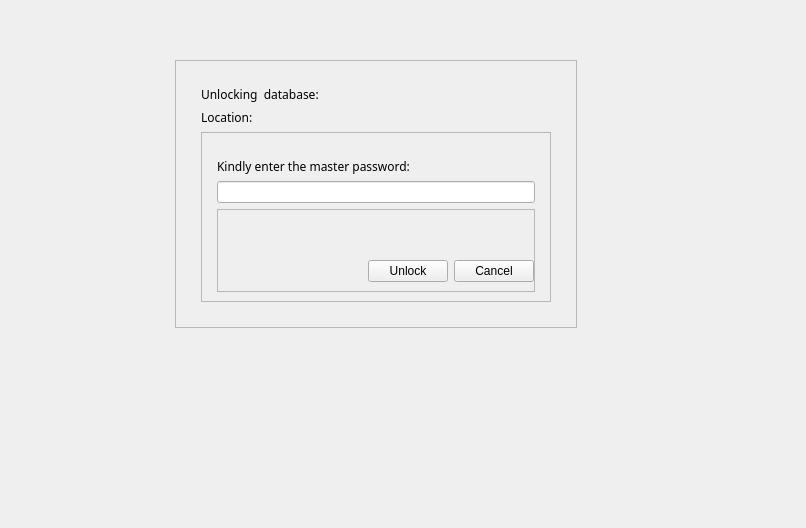
First picture: the form in unlockdb.ui, repository Quinz7339/CIPM, before the edit.
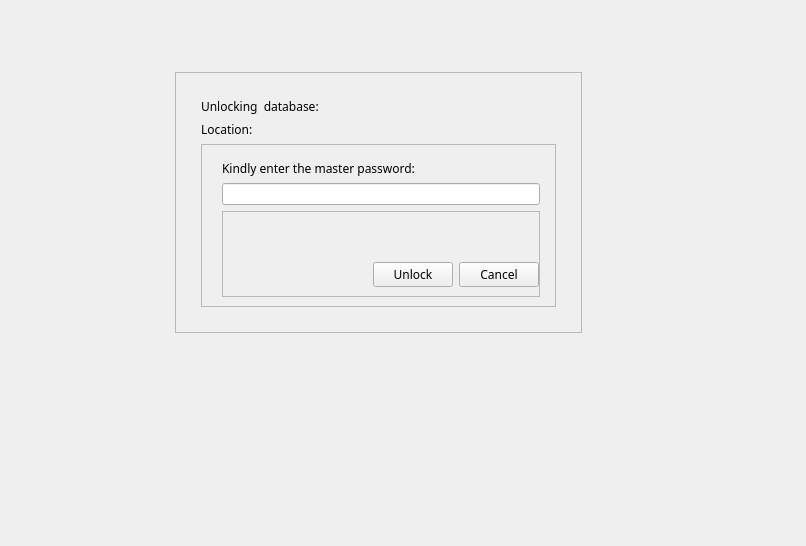
Second picture: the form after the edit. Icons and pictures are not drawn.

```diff
--- a/unlockdb.ui
+++ b/unlockdb.ui
@@ -7,7 +7,7 @@
     <x>0</x>
     <y>0</y>
     <width>806</width>
-    <height>524</height>
+    <height>546</height>
    </rect>
   </property>
   <property name="windowTitle">
@@ -67,6 +67,9 @@
         <property name="text">
          <string>Unlocking &lt;filename&gt; database:</string>
         </property>
+        <property name="margin">
+         <number>8</number>
+        </property>
        </widget>
       </item>
       <item>
@@ -80,7 +83,7 @@
          <string>Location: &lt;insert text here&gt;</string>
         </property>
         <property name="margin">
-         <number>0</number>
+         <number>8</number>
         </property>
         <property name="indent">
          <number>0</number>
@@ -100,10 +103,10 @@
         </property>
         <layout class="QVBoxLayout" name="verticalLayout_3">
          <property name="leftMargin">
-          <number>15</number>
+          <number>20</number>
          </property>
          <property name="topMargin">
-          <number>25</number>
+          <number>15</number>
          </property>
          <property name="rightMargin">
           <number>15</number>
@@ -151,14 +154,24 @@
              <number>0</number>
             </property>
             <item>
-             <widget class="QPushButton" name="pushButton">
+             <widget class="QPushButton" name="btn_unlockDb">
+              <property name="font">
+               <font>
+                <family>HYWenHei</family>
+               </font>
+              </property>
               <property name="text">
                <string>Unlock</string>
               </property>
              </widget>
             </item>
             <item>
-             <widget class="QPushButton" name="pushButton_2">
+             <widget class="QPushButton" name="btn_cancelUnlock">
+              <property name="font">
+               <font>
+                <family>HYWenHei</family>
+               </font>
+              </property>
               <property name="text">
                <string>Cancel</string>
               </property>
```
